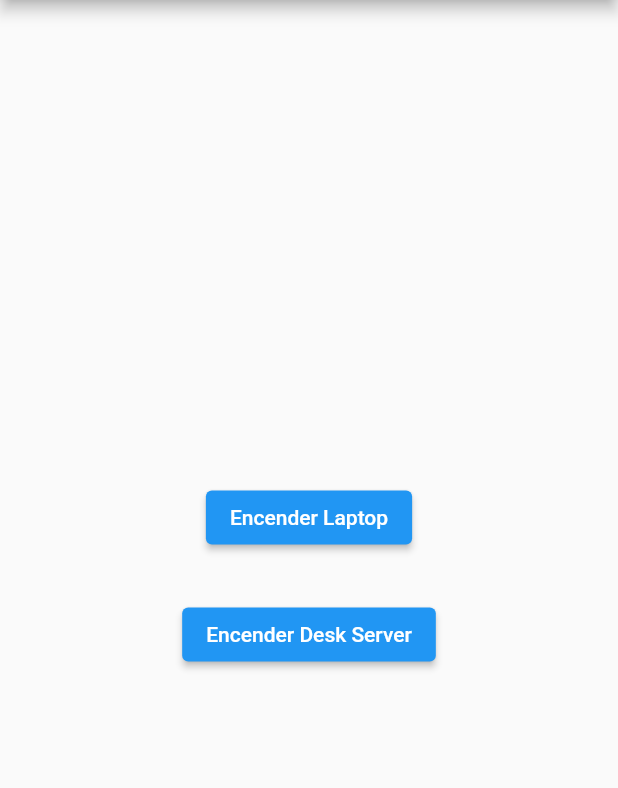
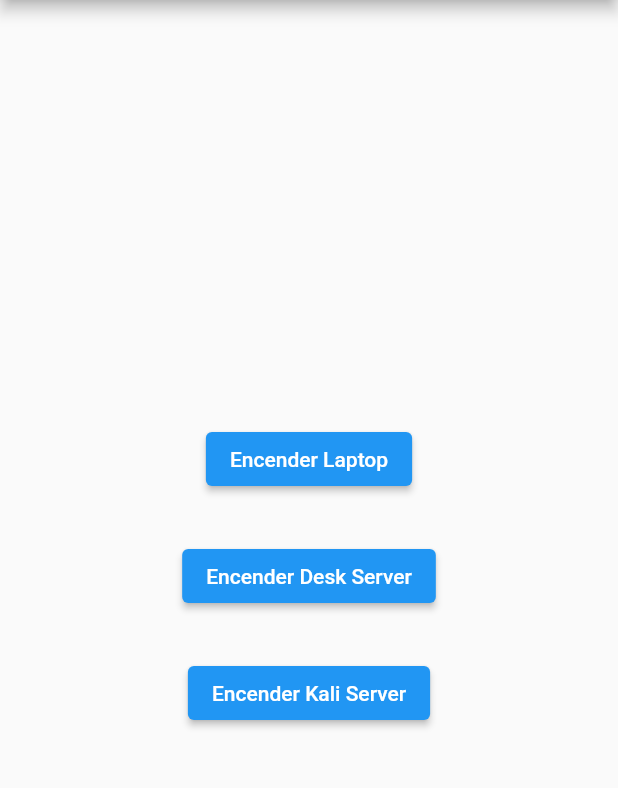
Before and after one commit to arsabe75/wol_asb, a Flutter app: the screen it shows after launch, on a phone screen of 412 x 824 dp, the part 84-872 px from its top. Run offline on Flutter 3.47's test engine with Material 2 defaults, Android fonts, the phone set to English and light mode, and no system bars; our stand-ins replace get; missing offline and left inert: wake_on_lan.

Commit message:
title changed and button added

```diff
--- a/lib/main.dart
+++ b/lib/main.dart
@@ -9,7 +9,7 @@
   @override
   Widget build(BuildContext context) {
     return MaterialApp(
-      title: 'Flutter Demo',
+      title: 'WOL ASB',
       theme: ThemeData(
         primarySwatch: Colors.blue,
       ),
--- a/lib/view/home_page.dart
+++ b/lib/view/home_page.dart
@@ -36,6 +36,18 @@
               child: Text('Encender Desk Server'),
             ),
           ),
+          SizedBox(
+            height: 30,
+          ),
+          Center(
+            child: ElevatedButton(
+              onPressed: () {
+                homeController.mac = '00:01:6C:6E:0C:E3';
+                homeController.wol();
+              },
+              child: Text('Encender Kali Server'),
+            ),
+          ),
         ],
       ),
     );
```
Also changed, not shown: pubspec.lock, 1 other file.
